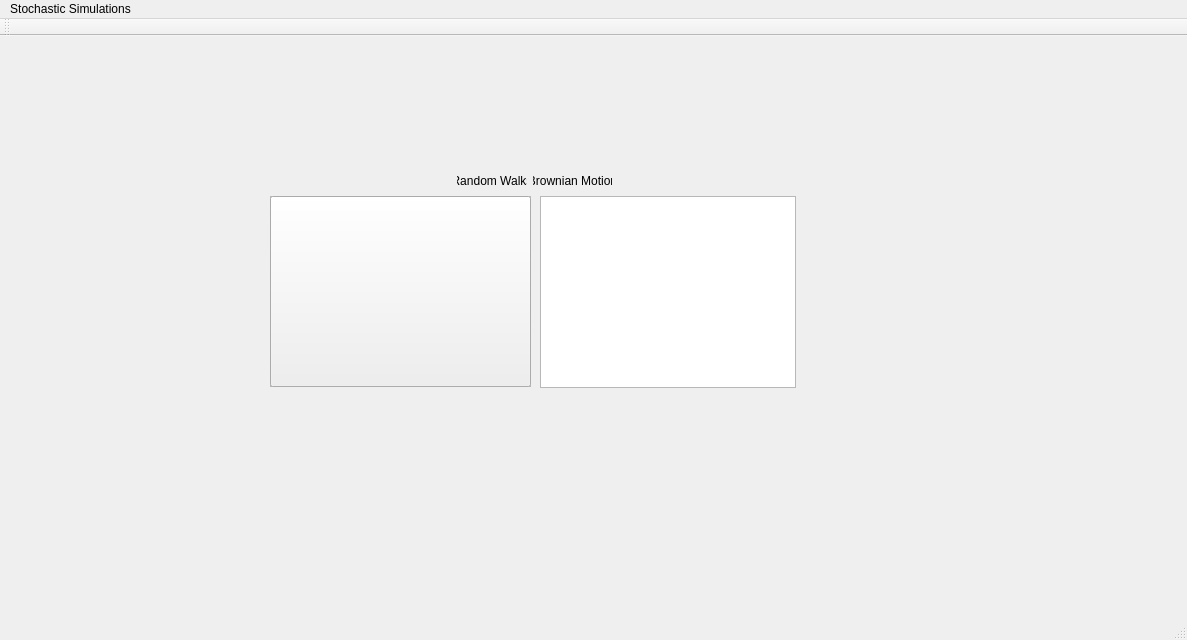
Qt form mainwindow.ui (Dylan-Maxwell-Wright/Stochastic_Methods) before a commit.
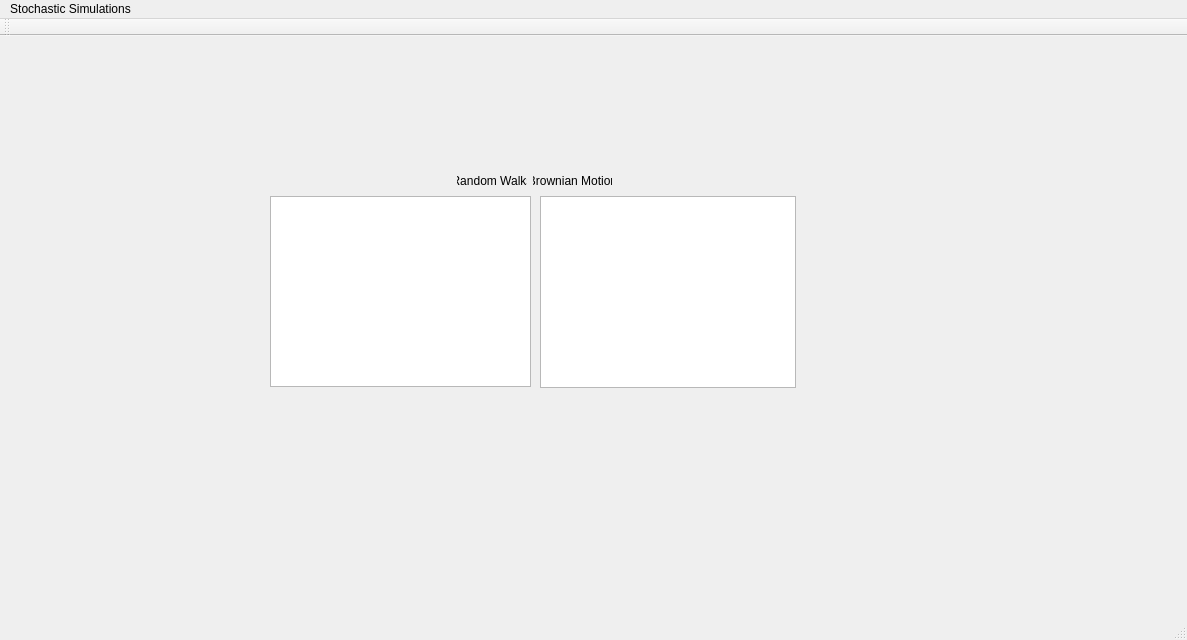
The same form after that commit.

Commit message: Added Random Walk invisible till animation starts Added Random Walk loops until edge is reached Added Random Walk Button made invisible Need - Random Walk starts on push button - Random Walk pauses

Patch:
```diff
--- a/mainwindow.ui
+++ b/mainwindow.ui
@@ -80,6 +80,9 @@
     <property name="text">
      <string/>
     </property>
+    <property name="flat">
+     <bool>true</bool>
+    </property>
    </widget>
    <widget class="QLabel" name="label">
     <property name="enabled">
```
The commit also changes 5 other files.
